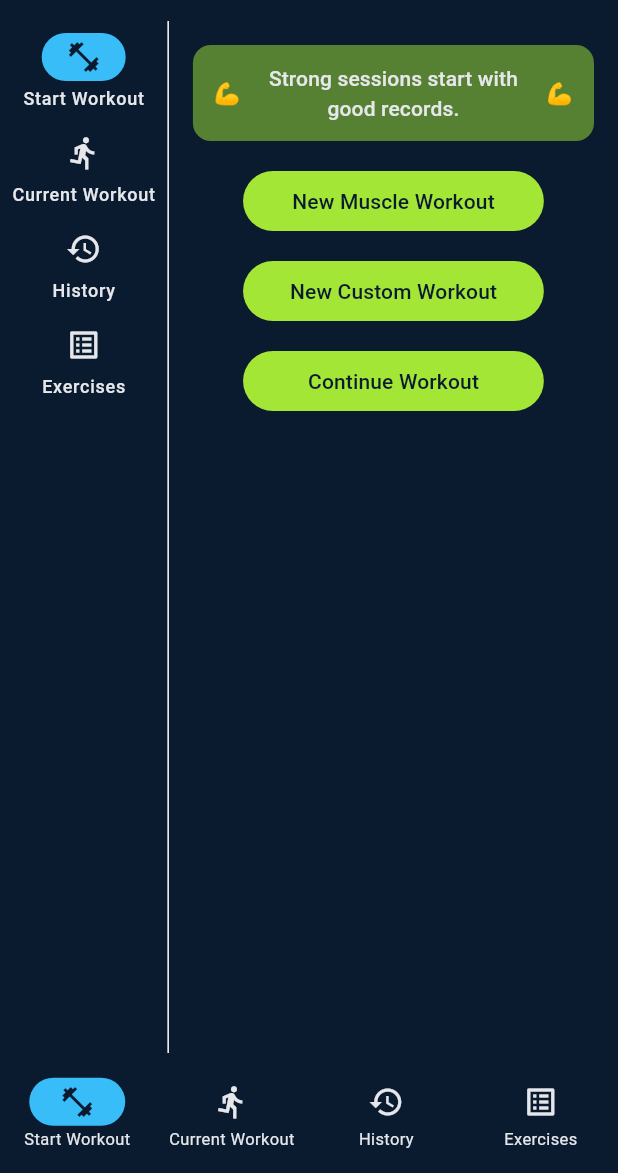
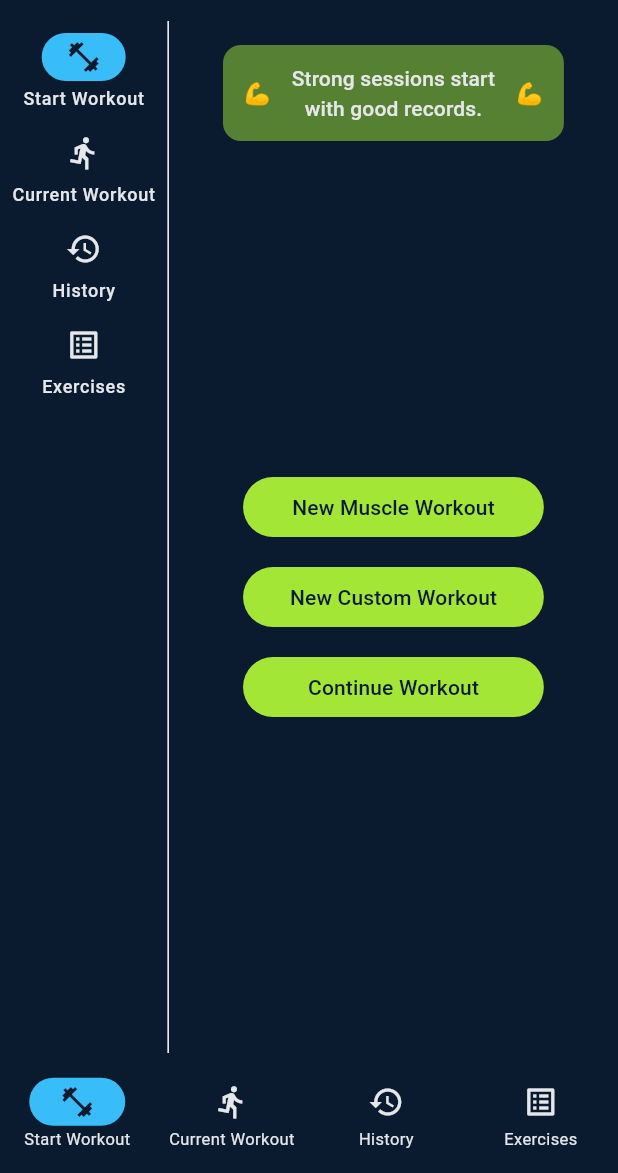
Before and after one commit to kirmatho-gpt/gym-logbook, a Flutter app: the screen it shows after launch, on a phone screen of 412 x 824 dp, the part 63-1236 px from its top. Run offline on Flutter 3.47's test engine with Material 3 defaults, Android fonts, the light colour scheme and no system bars; our stand-ins replace drift, file_picker; accounts and stored records are empty; generated files the repository leaves out were written again.

Commit message:
center the buttons on Start Workout screen

```diff
--- a/lib/screens/start_workout_screen.dart
+++ b/lib/screens/start_workout_screen.dart
@@ -51,7 +51,11 @@ class _StartWorkoutScreenState extends State<StartWorkoutScreen> {
       child: Column(
         crossAxisAlignment: CrossAxisAlignment.stretch,
         children: [
-          Container(
+          Align(
+            alignment: Alignment.center,
+            child: FractionallySizedBox(
+              widthFactor: 0.85,
+              child: Container(
                 padding: const EdgeInsets.symmetric(horizontal: 14, vertical: 12),
                 decoration: BoxDecoration(
                   borderRadius: BorderRadius.circular(12),
@@ -76,8 +80,18 @@ class _StartWorkoutScreenState extends State<StartWorkoutScreen> {
                   ],
                 ),
               ),
+            ),
+          ),
           const SizedBox(height: 16),
-          FractionallySizedBox(
+          if (!_showContinueList)
+            Expanded(
+              child: Center(
+                child: Column(
+                  mainAxisSize: MainAxisSize.min,
+                  children: [
+                    Align(
+                      alignment: Alignment.center,
+                      child: FractionallySizedBox(
                         widthFactor: 0.75,
                         child: FilledButton(
                           onPressed: () {
@@ -93,8 +107,11 @@ class _StartWorkoutScreenState extends State<StartWorkoutScreen> {
                           child: const Text('New Muscle Workout'),
                         ),
                       ),
+                    ),
                     const SizedBox(height: 12),
-          FractionallySizedBox(
+                    Align(
+                      alignment: Alignment.center,
+                      child: FractionallySizedBox(
                         widthFactor: 0.75,
                         child: FilledButton(
                           onPressed: () {
@@ -110,8 +127,11 @@ class _StartWorkoutScreenState extends State<StartWorkoutScreen> {
                           child: const Text('New Custom Workout'),
                         ),
                       ),
+                    ),
                     const SizedBox(height: 12),
-          FractionallySizedBox(
+                    Align(
+                      alignment: Alignment.center,
+                      child: FractionallySizedBox(
                         widthFactor: 0.75,
                         child: FilledButton(
                           onPressed: () {
@@ -120,6 +140,26 @@ class _StartWorkoutScreenState extends State<StartWorkoutScreen> {
                             });
                           },
                           child: const Text('Continue Workout'),
+                        ),
+                      ),
+                    ),
+                  ],
+                ),
+              ),
+            ),
+          if (_showContinueList)
+            Align(
+              alignment: Alignment.center,
+              child: FractionallySizedBox(
+                widthFactor: 0.75,
+                child: FilledButton(
+                  onPressed: () {
+                    setState(() {
+                      _showContinueList = !_showContinueList;
+                    });
+                  },
+                  child: const Text('Continue Workout'),
+                ),
               ),
             ),
           if (_showContinueList) ...[
```
Lines whose indentation alone changed are shown as unchanged.
